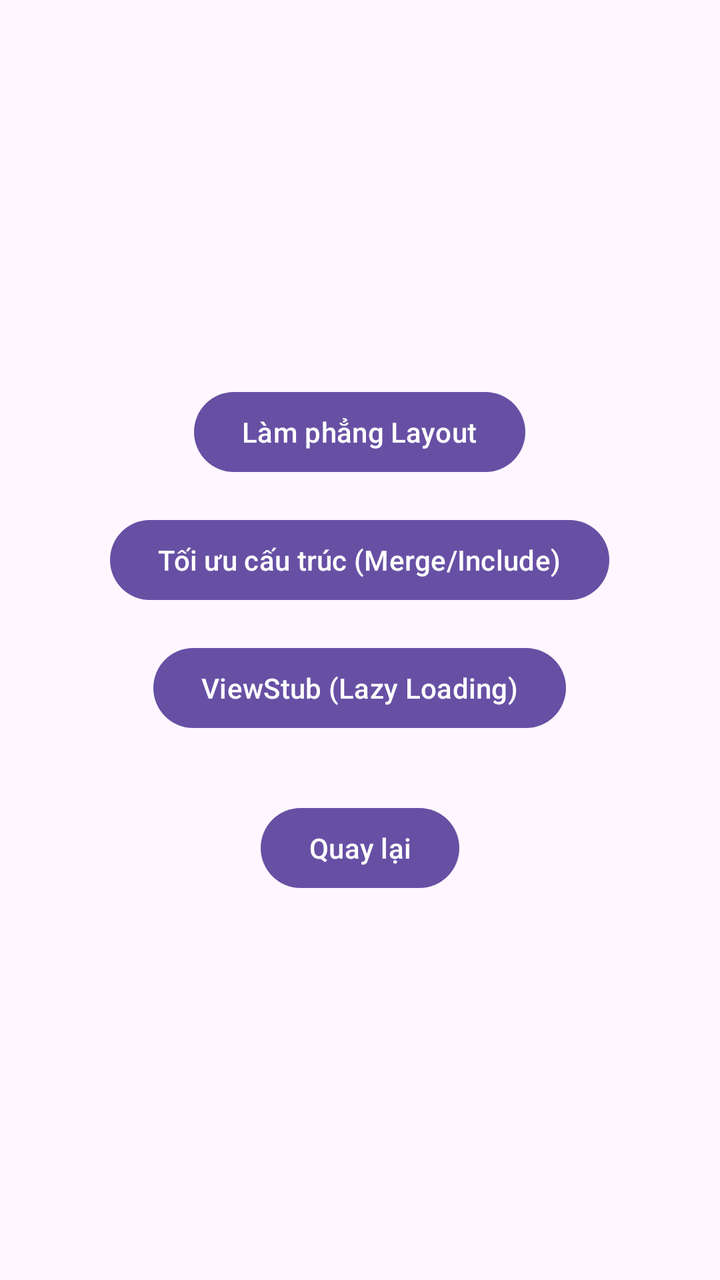
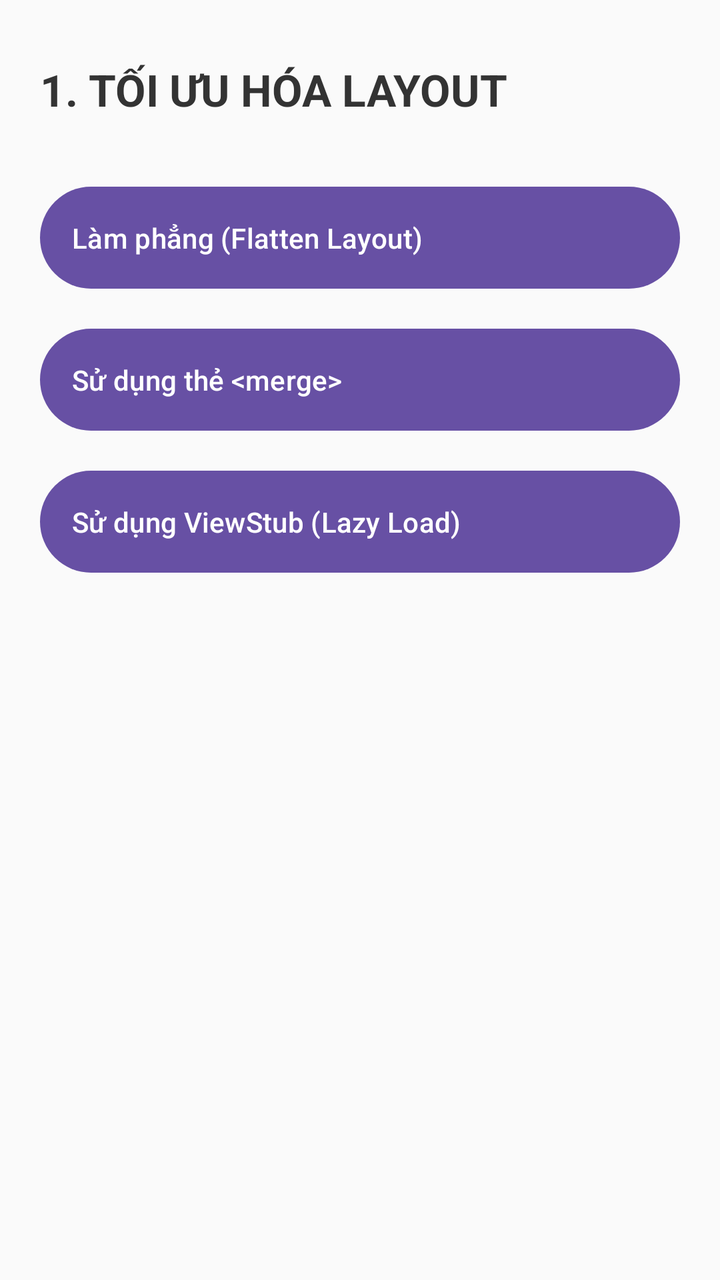

Two renders of the same Android screen: before a commit and after it. Below are the layout's source before the change and the commit's diff.
<!-- AndroidManifest.xml: application theme Theme.Optimization -->
<!-- res/layout/activity_layout_opt.xml -->
<?xml version="1.0" encoding="utf-8"?>
    <LinearLayout xmlns:android="http://schemas.android.com/apk/res/android"
    xmlns:tools="http://schemas.android.com/tools"
    android:layout_width="match_parent"
    android:layout_height="match_parent"
    android:orientation="vertical"
    android:gravity="center"
    android:padding="16dp"
    tools:context=".LayoutOptActivity">

    
    <Button
        android:id="@+id/btnFlatten"
        android:layout_width="wrap_content"
        android:layout_height="wrap_content"
        android:text="Làm phẳng Layout" />

    
    <Button
        android:id="@+id/btnMerge"
        android:layout_width="wrap_content"
        android:layout_height="wrap_content"
        android:layout_marginTop="16dp"
        android:text="Tối ưu cấu trúc (Merge/Include)" />

    
    <Button
        android:id="@+id/btnViewStub"
        android:layout_width="wrap_content"
        android:layout_height="wrap_content"
        android:layout_marginTop="16dp"
        android:text="ViewStub (Lazy Loading)" />

    <Button
        android:id="@+id/btnBack"
        android:layout_width="wrap_content"
        android:layout_height="wrap_content"
        android:layout_marginTop="32dp"
        android:text="Quay lại" />

</LinearLayout>
<!-- resources referenced by this layout -->
<resources>
  <style name="Theme.Optimization" parent="Base.Theme.Optimization" />
  <style name="Base.Theme.Optimization" parent="Theme.Material3.DayNight.NoActionBar">
          
          
      </style>
</resources>

<!-- the commit's change to res/layout/activity_layout_opt.xml (unified diff, before → after) -->
@@ -1,41 +1,58 @@
 <?xml version="1.0" encoding="utf-8"?>
-    <LinearLayout xmlns:android="http://schemas.android.com/apk/res/android"
-    xmlns:tools="http://schemas.android.com/tools"
+<androidx.constraintlayout.widget.ConstraintLayout
+    xmlns:android="http://schemas.android.com/apk/res/android"
+    xmlns:app="http://schemas.android.com/apk/res-auto"
     android:layout_width="match_parent"
     android:layout_height="match_parent"
-    android:orientation="vertical"
-    android:gravity="center"
-    android:padding="16dp"
-    tools:context=".LayoutOptActivity">
+    android:padding="20dp"
+    android:background="#FAFAFA">
 
-    
+    <TextView
+        android:id="@+id/tvTitle"
+        android:layout_width="wrap_content"
+        android:layout_height="wrap_content"
+        android:text="1. TỐI ƯU HÓA LAYOUT"
+        android:textSize="22sp"
+        android:textStyle="bold"
+        android:textColor="#333333"
+        android:layout_marginTop="10dp"
+        app:layout_constraintStart_toStartOf="parent"
+        app:layout_constraintTop_toTopOf="parent" />
+
     <Button
         android:id="@+id/btnFlatten"
-        android:layout_width="wrap_content"
+        android:layout_width="0dp"
         android:layout_height="wrap_content"
-        android:text="Làm phẳng Layout" />
+        android:text="Làm phẳng (Flatten Layout)"
+        android:gravity="start|center_vertical"
+        android:padding="16dp"
+        android:layout_marginTop="30dp"
+        app:layout_constraintTop_toBottomOf="@id/tvTitle"
+        app:layout_constraintStart_toStartOf="parent"
+        app:layout_constraintEnd_toEndOf="parent" />
 
-    
     <Button
         android:id="@+id/btnMerge"
-        android:layout_width="wrap_content"
+        android:layout_width="0dp"
         android:layout_height="wrap_content"
-        android:layout_marginTop="16dp"
-        android:text="Tối ưu cấu trúc (Merge/Include)" />
+        android:text="Sử dụng thẻ &lt;merge&gt;"
+        android:gravity="start|center_vertical"
+        android:padding="16dp"
+        android:layout_marginTop="12dp"
+        app:layout_constraintTop_toBottomOf="@id/btnFlatten"
+        app:layout_constraintStart_toStartOf="parent"
+        app:layout_constraintEnd_toEndOf="parent" />
 
-    
     <Button
         android:id="@+id/btnViewStub"
-        android:layout_width="wrap_content"
+        android:layout_width="0dp"
         android:layout_height="wrap_content"
-        android:layout_marginTop="16dp"
-        android:text="ViewStub (Lazy Loading)" />
+        android:text="Sử dụng ViewStub (Lazy Load)"
+        android:gravity="start|center_vertical"
+        android:padding="16dp"
+        android:layout_marginTop="12dp"
+        app:layout_constraintTop_toBottomOf="@id/btnMerge"
+        app:layout_constraintStart_toStartOf="parent"
+        app:layout_constraintEnd_toEndOf="parent" />
 
-    <Button
-        android:id="@+id/btnBack"
-        android:layout_width="wrap_content"
-        android:layout_height="wrap_content"
-        android:layout_marginTop="32dp"
-        android:text="Quay lại" />
-
-</LinearLayout>
+</androidx.constraintlayout.widget.ConstraintLayout>
